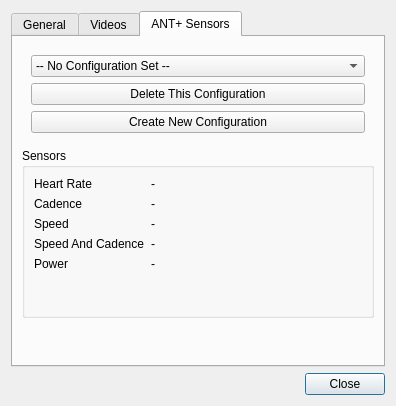
First picture: the form in indoorcycling2/settingsdialog.ui, repository rsippl/big-ring, before the edit.
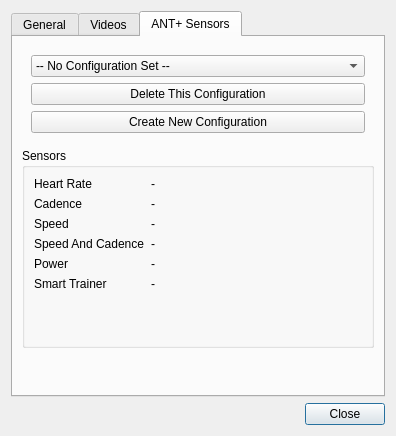
Second picture: the form after the edit. The open tabs and pages were chosen to show the change.

Commit message: Show ANT+ setting for Smart Trainers.

What changed in the file:
```diff
--- a/indoorcycling2/settingsdialog.ui
+++ b/indoorcycling2/settingsdialog.ui
@@ -10,7 +10,7 @@
     <x>0</x>
     <y>0</y>
     <width>396</width>
-    <height>406</height>
+    <height>436</height>
    </rect>
   </property>
   <property name="sizePolicy">
@@ -309,6 +309,20 @@
             </property>
            </widget>
           </item>
+          <item row="5" column="0">
+           <widget class="QLabel" name="label_11">
+            <property name="text">
+             <string>Smart Trainer</string>
+            </property>
+           </widget>
+          </item>
+          <item row="5" column="1">
+           <widget class="QLabel" name="smartTrainerLabel">
+            <property name="text">
+             <string>-</string>
+            </property>
+           </widget>
+          </item>
          </layout>
         </widget>
        </item>
```
Left out of the diff: 2 changed lines with no effect on the pictures. The commit also changes 1 other file.
